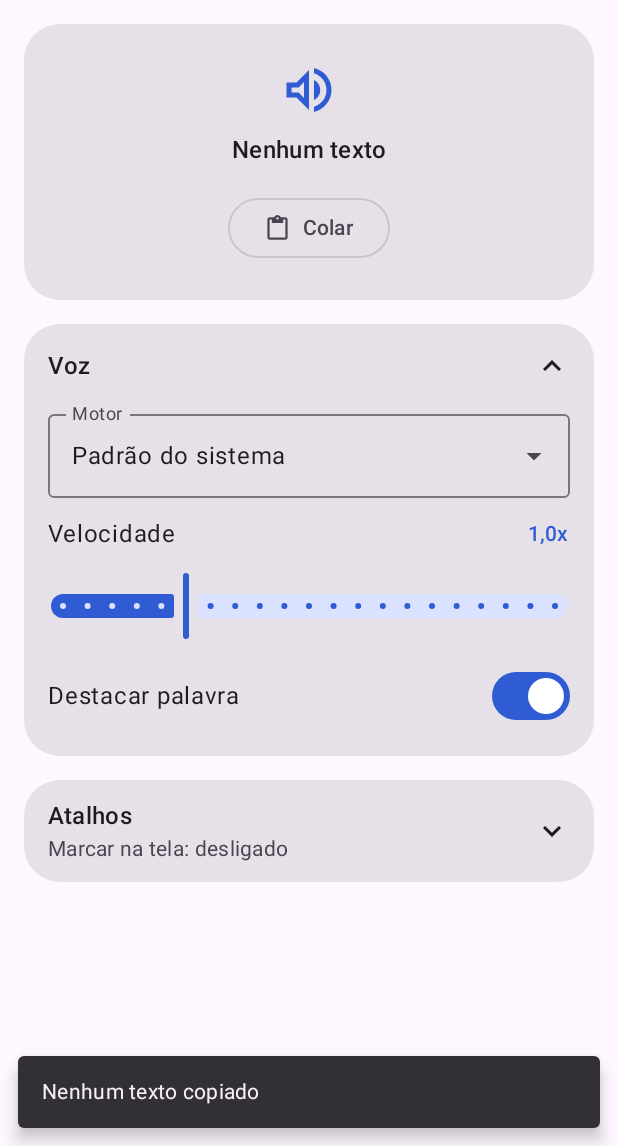
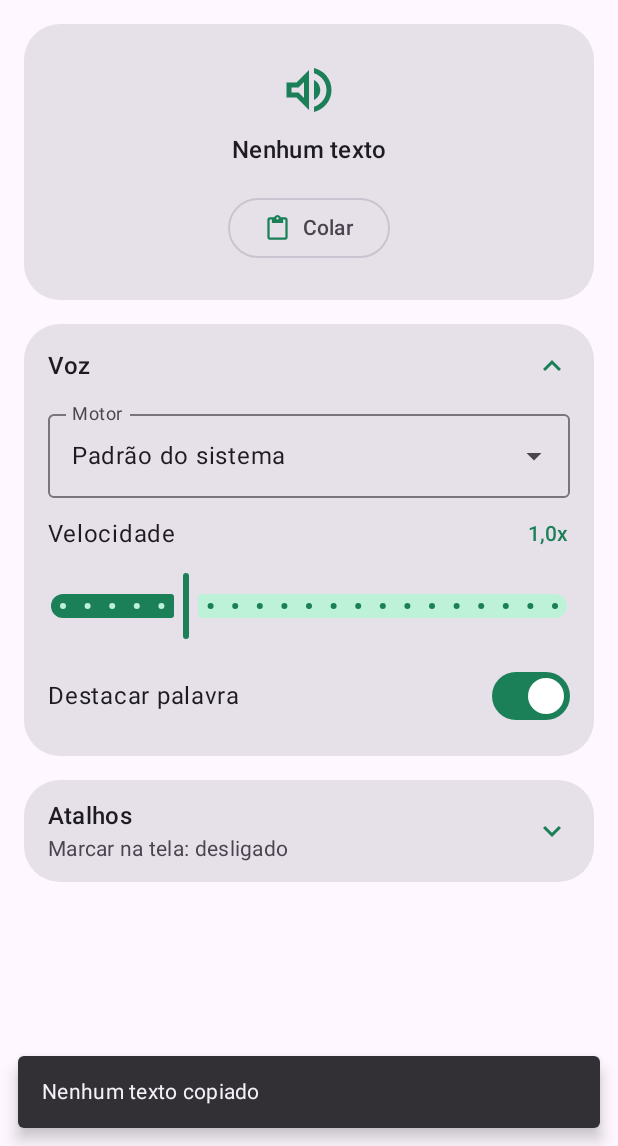
Before and after one commit to wenesga/Le-Pra-Mim, an Android app built with Jetpack Compose: the screen it shows after launch (MainActivity), after a tap on "Voz", on a phone screen of 412 x 824 dp, the part 90-1236 px from its top. Run offline under Robolectric (Android 15) with nearby library versions, the phone set to English and light mode, and no system bars; 1 other tap on this screen came first.

Commit message:
O verde foi aplicado nos ícones e no play, e o botão da Central de Controle ganhou ícone próprio
As cores de destaque do app passaram para o verde-menta. O ícone do botão rápido deixou de parecer o de volume e passou a mostrar o alto-falante dentro de cantos de seleção.

```diff
--- a/app/src/main/AndroidManifest.xml
+++ b/app/src/main/AndroidManifest.xml
@@ -58,7 +58,7 @@
         <service
             android:name=".atalhos.BotaoRapido"
             android:exported="true"
-            android:icon="@drawable/ic_ler"
+            android:icon="@drawable/ic_tile"
             android:label="@string/acao_ler"
             android:permission="android.permission.BIND_QUICK_SETTINGS_TILE">
             <intent-filter>
--- a/app/src/main/java/com/lepramim/ui/TelaLeitor.kt
+++ b/app/src/main/java/com/lepramim/ui/TelaLeitor.kt
@@ -123,7 +123,7 @@ private fun CartaoLeitura(colar: () -> Unit) {
                 Text("Nenhum texto", style = MaterialTheme.typography.titleMedium)
                 Spacer(Modifier.height(Espaco.gg))
                 OutlinedButton(onClick = colar) {
-                    Icon(Icons.Outlined.ContentPaste, contentDescription = null, modifier = Modifier.size(18.dp))
+                    Icon(Icons.Outlined.ContentPaste, contentDescription = null, modifier = Modifier.size(18.dp), tint = MaterialTheme.colorScheme.primary)
                     Spacer(Modifier.size(Espaco.m))
                     Text("Colar")
                 }
@@ -137,9 +137,9 @@ private fun CartaoLeitura(colar: () -> Unit) {
                     style = MaterialTheme.typography.labelLarge, color = MaterialTheme.colorScheme.onSurfaceVariant,
                     modifier = Modifier.weight(1f),
                 )
-                IconButton(onClick = { Leitura.copiarTexto(contexto) }) { Icon(Icons.Outlined.ContentCopy, contentDescription = "Copiar") }
-                IconButton(onClick = colar) { Icon(Icons.Outlined.ContentPaste, contentDescription = "Colar") }
-                IconButton(onClick = { Leitura.limpar(contexto) }) { Icon(Icons.Outlined.Delete, contentDescription = "Limpar") }
+                IconButton(onClick = { Leitura.copiarTexto(contexto) }) { Icon(Icons.Outlined.ContentCopy, contentDescription = "Copiar", tint = MaterialTheme.colorScheme.primary) }
+                IconButton(onClick = colar) { Icon(Icons.Outlined.ContentPaste, contentDescription = "Colar", tint = MaterialTheme.colorScheme.primary) }
+                IconButton(onClick = { Leitura.limpar(contexto) }) { Icon(Icons.Outlined.Delete, contentDescription = "Limpar", tint = MaterialTheme.colorScheme.primary) }
             }
             val r = trecho
             val anotado = buildAnnotatedString {
@@ -185,7 +185,7 @@ private fun CartaoLeitura(colar: () -> Unit) {
             Spacer(Modifier.height(Espaco.g))
             Row(Modifier.fillMaxWidth(), horizontalArrangement = Arrangement.SpaceEvenly, verticalAlignment = Alignment.CenterVertically) {
                 IconButton(onClick = { Leitura.comando(contexto, Leitura.ACAO_VOLTAR) }) {
-                    Icon(Icons.Outlined.SkipPrevious, contentDescription = "Voltar")
+                    Icon(Icons.Outlined.SkipPrevious, contentDescription = "Voltar", tint = MaterialTheme.colorScheme.primary)
                 }
                 FilledIconButton(
                     onClick = {
@@ -197,7 +197,7 @@ private fun CartaoLeitura(colar: () -> Unit) {
                     else Icon(Icons.Outlined.PlayArrow, contentDescription = "Ler", modifier = Modifier.size(32.dp))
                 }
                 IconButton(onClick = { Leitura.comando(contexto, Leitura.ACAO_AVANCAR) }) {
-                    Icon(Icons.Outlined.SkipNext, contentDescription = "Avançar")
+                    Icon(Icons.Outlined.SkipNext, contentDescription = "Avançar", tint = MaterialTheme.colorScheme.primary)
                 }
             }
         }
@@ -221,7 +221,7 @@ private fun CartaoVoz(vm: LeitorViewModel) {
                     Text("Voz", style = MaterialTheme.typography.titleMedium)
                     if (!aberto) Text(resumo, style = MaterialTheme.typography.bodyMedium, color = MaterialTheme.colorScheme.onSurfaceVariant)
                 }
-                Icon(if (aberto) Icons.Outlined.ExpandLess else Icons.Outlined.ExpandMore, contentDescription = if (aberto) "Recolher" else "Expandir")
+                Icon(if (aberto) Icons.Outlined.ExpandLess else Icons.Outlined.ExpandMore, contentDescription = if (aberto) "Recolher" else "Expandir", tint = MaterialTheme.colorScheme.primary)
             }
             if (!aberto) return@Column
             Seletor(
@@ -299,12 +299,12 @@ private fun CartaoAtalhos() {
                     if (!aberto) Text("Marcar na tela: " + if (ligada) "ligado" else "desligado",
                         style = MaterialTheme.typography.bodyMedium, color = MaterialTheme.colorScheme.onSurfaceVariant)
                 }
-                Icon(if (aberto) Icons.Outlined.ExpandLess else Icons.Outlined.ExpandMore, contentDescription = if (aberto) "Recolher" else "Expandir")
+                Icon(if (aberto) Icons.Outlined.ExpandLess else Icons.Outlined.ExpandMore, contentDescription = if (aberto) "Recolher" else "Expandir", tint = MaterialTheme.colorScheme.primary)
             }
             if (!aberto) return@Column
             ListItem(
                 colors = cores,
-                leadingContent = { Icon(Icons.Outlined.AccessibilityNew, contentDescription = null) },
+                leadingContent = { Icon(Icons.Outlined.AccessibilityNew, contentDescription = null, tint = MaterialTheme.colorScheme.primary) },
                 headlineContent = { Text("Marcar na tela") },
                 supportingContent = { Text(if (ligada) "Ligado" else "Desligado") },
                 trailingContent = {
@@ -315,7 +315,7 @@ private fun CartaoAtalhos() {
             )
             ListItem(
                 colors = cores,
-                leadingContent = { Icon(Icons.Outlined.TouchApp, contentDescription = null) },
+                leadingContent = { Icon(Icons.Outlined.TouchApp, contentDescription = null, tint = MaterialTheme.colorScheme.primary) },
                 headlineContent = { Text("Botão Ler") },
                 supportingContent = { Text("Para ler o texto copiado: puxe a Central de Controle, toque em Editar e arraste o botão Ler.") },
             )
--- a/app/src/main/java/com/lepramim/ui/theme/Tema.kt
+++ b/app/src/main/java/com/lepramim/ui/theme/Tema.kt
@@ -15,18 +15,18 @@ import androidx.compose.ui.unit.dp
 import androidx.core.view.WindowCompat
 
 private val Escuro = darkColorScheme(
-    primary = Color(0xFFB9C8FF), onPrimary = Color(0xFF0F1D4A),
-    primaryContainer = Color(0xFF2A3F86), onPrimaryContainer = Color(0xFFDBE2FF),
-    secondaryContainer = Color(0xFF2A3F86), onSecondaryContainer = Color(0xFFDBE2FF),
+    primary = Color(0xFF5EE0A8), onPrimary = Color(0xFF00391F),
+    primaryContainer = Color(0xFF1F5A40), onPrimaryContainer = Color(0xFFCDF5E1),
+    secondaryContainer = Color(0xFF1F5A40), onSecondaryContainer = Color(0xFFCDF5E1),
     background = Color(0xFF0F1115), surface = Color(0xFF0F1115),
     surfaceContainerLow = Color(0xFF15181D), surfaceContainer = Color(0xFF181B21),
     surfaceContainerHigh = Color(0xFF1F232A), surfaceContainerHighest = Color(0xFF292D35),
 )
 
 private val Claro = lightColorScheme(
-    primary = Color(0xFF2F5BD3), onPrimary = Color.White,
-    primaryContainer = Color(0xFFDBE2FF), onPrimaryContainer = Color(0xFF0C2A7A),
-    secondaryContainer = Color(0xFFDBE2FF), onSecondaryContainer = Color(0xFF0C2A7A),
+    primary = Color(0xFF1B7F57), onPrimary = Color.White,
+    primaryContainer = Color(0xFFBDF2D8), onPrimaryContainer = Color(0xFF05392A),
+    secondaryContainer = Color(0xFFBDF2D8), onSecondaryContainer = Color(0xFF05392A),
 )
 
 private val Formas = Shapes(
```
Also changed, not shown: app/src/main/res/drawable/ic_tile.xml (added, +11 -0 lines).
